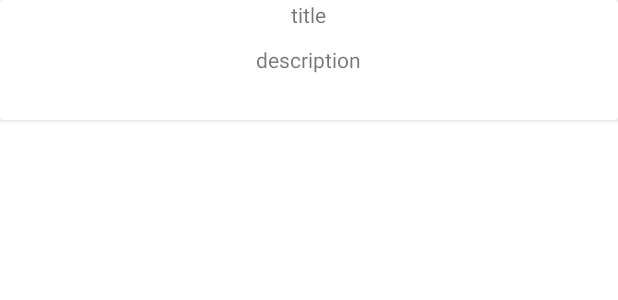
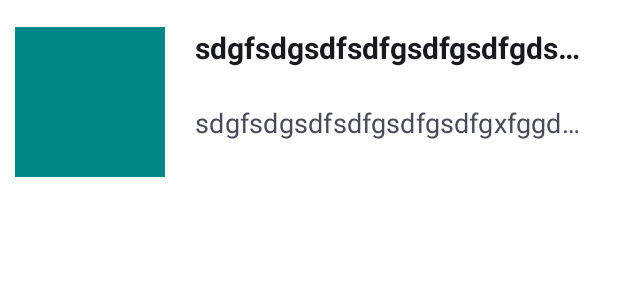
Before and after one commit to a-blokhin/Moviezam, an Android app: the layout item_film.xml on its own in the app's theme, with its tools: preview values and no code run, on a phone screen of 412 x 824 dp. Shown: the top 300 px of the screen. Run offline under Robolectric (Android 15) with nearby library versions, the phone set to English and light mode, and no system bars; plain views replace SimpleDraweeView; network calls fail.

Commit message:
new card layouts

```diff
--- a/app/src/main/java/com/example/moviezam/views/adapters/ArtistCardAdapter.kt
+++ b/app/src/main/java/com/example/moviezam/views/adapters/ArtistCardAdapter.kt
@@ -25,8 +25,8 @@ class ArtistCardAdapter(private val artists: List<ArtistCard>) : RecyclerView.Ad
         private val binding: ItemArtistBinding
     ) : RecyclerView.ViewHolder(binding.root) {
         fun bind(artist: ArtistCard) {
-            binding.title.text = artist.name
-            binding.image.setImageURI(artist.image)
+            binding.artistName.text = artist.name
+            binding.avatarImage.setImageURI(artist.image)
         }
     }
 
--- a/app/src/main/java/com/example/moviezam/views/adapters/FilmCardAdapter.kt
+++ b/app/src/main/java/com/example/moviezam/views/adapters/FilmCardAdapter.kt
@@ -33,12 +33,12 @@ class FilmCardAdapter(private val films: List<FilmCard>) : RecyclerView.Adapter<
 
         @RequiresApi(Build.VERSION_CODES.O)
         fun bind(film: FilmCard) {
-            binding.title.text = film.name
+            binding.filmName.text = film.name
 
             val formatter = DateTimeFormatter.ofPattern("dd MMMM yyyy")
-            binding.desc.text = LocalDate.parse(film?.releaseDate?.substringBefore(' ')).format(formatter)
+            binding.releaseDate.text = LocalDate.parse(film?.releaseDate?.substringBefore(' ')).format(formatter)
 
-            binding.image.setImageURI(film.image)
+            binding.avatarImage.setImageURI(film.image)
         }
     }
 
--- a/app/src/main/java/com/example/moviezam/views/adapters/SongCardAdapter.kt
+++ b/app/src/main/java/com/example/moviezam/views/adapters/SongCardAdapter.kt
@@ -23,8 +23,9 @@ class SongCardAdapter(private val songs: List<SongCard>) : RecyclerView.Adapter<
         private val binding: ItemSongBinding
     ) : RecyclerView.ViewHolder(binding.root) {
         fun bind(song: SongCard) {
-            binding.text.text = song.name
-            binding.image.setImageURI(song.image)
+            binding.songName.text = song.name
+            binding.artistName.text = song.artist
+            binding.avatarImage.setImageURI(song.image)
         }
     }
 
--- a/app/src/main/java/com/example/moviezam/views/ui/MainActivity.kt
+++ b/app/src/main/java/com/example/moviezam/views/ui/MainActivity.kt
@@ -14,7 +14,7 @@ class MainActivity : AppCompatActivity() {
         setContentView(R.layout.activity_main)
 
 
-        val f: Fragment = SongFragment()
+        val f: Fragment = FilmFragment()
         val bundle = Bundle()
         bundle.putInt("id", 1111)
         f.arguments = bundle
--- a/app/src/main/java/com/example/moviezam/views/ui/SongFragment.kt
+++ b/app/src/main/java/com/example/moviezam/views/ui/SongFragment.kt
@@ -35,6 +35,11 @@ class SongFragment : Fragment() {
 
         if (bundle != null) {
             lifecycleScope.launch {
+
+//                val gson = Gson()
+//                val json = bundle?.get("song").toString()
+//                song = gson.fromJson(json, Song::class.java)
+
                 song = async {viewModel.loadSong(bundle.getInt("id"))}.await()
                 setUpBasic()
             }
--- a/app/src/main/res/layout/item_film.xml
+++ b/app/src/main/res/layout/item_film.xml
@@ -1,33 +1,72 @@
 <?xml version="1.0" encoding="utf-8"?>
-<androidx.cardview.widget.CardView xmlns:android="http://schemas.android.com/apk/res/android"
+<androidx.constraintlayout.widget.ConstraintLayout xmlns:android="http://schemas.android.com/apk/res/android"
 xmlns:app="http://schemas.android.com/apk/res-auto"
+xmlns:tools="http://schemas.android.com/tools"
 xmlns:fresco="http://schemas.android.com/apk/res-auto"
-    xmlns:tools="http://schemas.android.com/tools"
 android:layout_width="match_parent"
-    android:layout_height="wrap_content">
+android:layout_height="wrap_content"
+android:paddingVertical="8dp">
 
 <com.facebook.drawee.view.SimpleDraweeView
-        android:id="@+id/image"
-        android:layout_width="80dp"
-        android:layout_height="80dp"
+    android:id="@+id/avatarImage"
+    android:layout_width="100dp"
+    android:layout_height="100dp"
+    android:layout_marginStart="10dp"
+    android:layout_marginTop="10dp"
+
+    fresco:roundTopLeft="true"
+    fresco:roundTopRight="false"
+    fresco:roundBottomLeft="false"
+    fresco:roundBottomRight="true"
+    fresco:roundTopStart="false"
+    fresco:roundTopEnd="false"
+    fresco:roundBottomStart="false"
+    fresco:roundBottomEnd="false"
+    app:roundingBorderColor="@color/black"
+    fresco:roundingBorderWidth="1dp"
+    fresco:roundAsCircle="true"
+
+
     app:layout_constraintDimensionRatio="1:1"
+    app:layout_constraintStart_toStartOf="parent"
     app:layout_constraintTop_toTopOf="parent"
-        fresco:placeholderImage="@drawable/musician_default"
-        fresco:placeholderImageScaleType="centerCrop" />
+    tools:background="@color/teal_700"
+    fresco:backgroundImage="@drawable/musician_default"
+    />
 
 <TextView
-        android:id="@+id/title"
-        android:layout_width="wrap_content"
+    android:id="@+id/filmName"
+    android:layout_width="0dp"
     android:layout_height="wrap_content"
-        android:layout_gravity="center_horizontal"
-        android:text="title" />
+    android:layout_marginStart="20dp"
+    android:layout_marginEnd="20dp"
+    android:layout_marginBottom="10dp"
+    android:maxLines="1"
+    android:ellipsize="end"
+    android:textSize="20sp"
+    android:textStyle="bold"
+    android:textColor="#18191F"
+    app:layout_constraintEnd_toEndOf="parent"
+    app:layout_constraintStart_toEndOf="@+id/avatarImage"
+    app:layout_constraintTop_toTopOf="@+id/avatarImage"
+    app:layout_constraintVertical_chainStyle="packed"
+    tools:text="sdgfsdgsdfsdfgsdfgsdfgdsdfsdfsdfsdfsdfs" />
 
 <TextView
-        android:id="@+id/desc"
-        android:layout_width="wrap_content"
+    android:id="@+id/releaseDate"
+    style="@style/TextAppearance.MaterialComponents.Subtitle1"
+    android:layout_width="0dp"
     android:layout_height="wrap_content"
-        android:layout_gravity="center"
-        android:text="description" />
+    android:layout_marginStart="20dp"
+    android:layout_marginEnd="20dp"
+    android:maxLines="1"
+    android:ellipsize="end"
+    android:textColor="#474A57"
+    android:textSize="18sp"
+    app:layout_constraintBottom_toBottomOf="@+id/avatarImage"
+    app:layout_constraintEnd_toEndOf="parent"
+    app:layout_constraintStart_toEndOf="@+id/avatarImage"
+    app:layout_constraintTop_toBottomOf="@+id/filmName"
+    tools:text="sdgfsdgsdfsdfgsdfgsdfgxfggdfgdfgdfgdfgdfgdfgdfgdfgdfgdfgdfgfdgdfgdfgdfgdfdfs"/>
 
-
-</androidx.cardview.widget.CardView>
+</androidx.constraintlayout.widget.ConstraintLayout>
```
Also changed, not shown: app/src/main/res/layout/item_artist.xml (+43 -13 lines), app/src/main/res/layout/item_song.xml (+58 -16 lines). Lines whose indentation alone changed are shown as unchanged.
